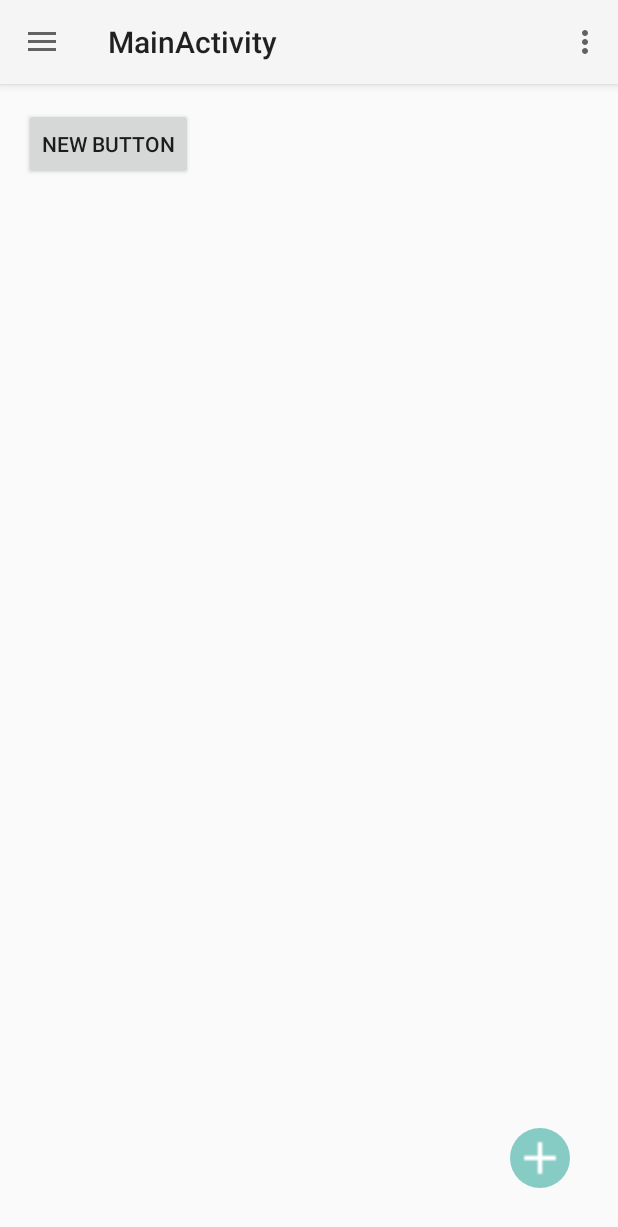
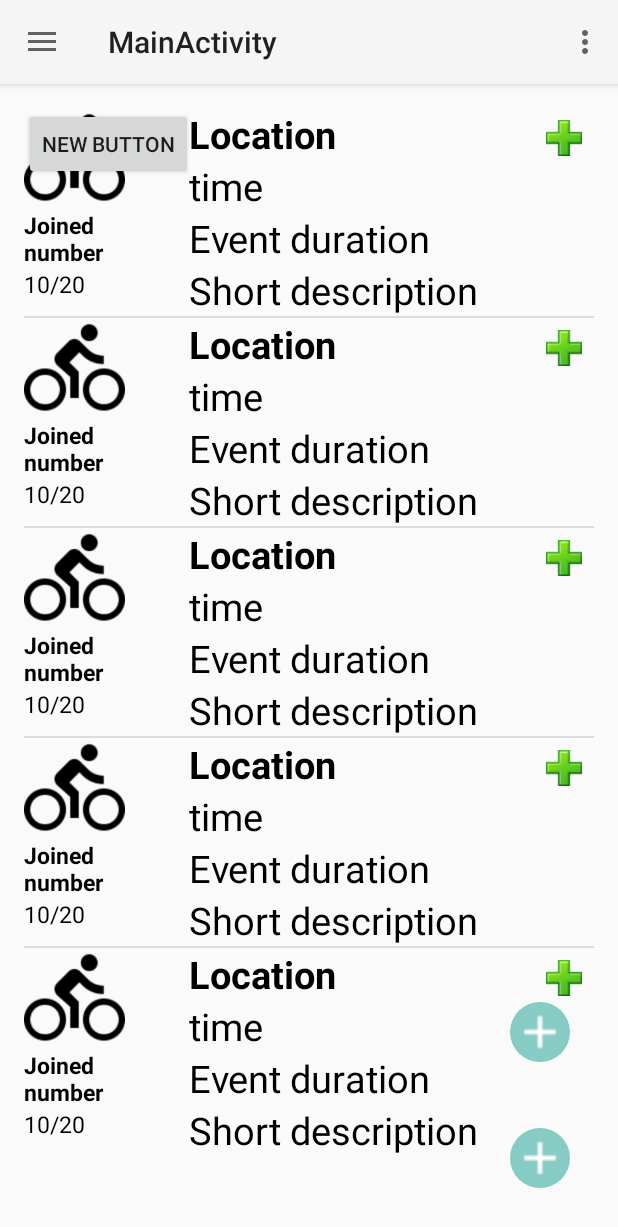
Before and after one commit to silvia104/Together-Dartmouth, an Android app: the screen it shows after launch (MainActivity), on a phone screen of 412 x 824 dp. Shown: the top 1227 px of the screen. Run offline under Robolectric (Android 15) with nearby library versions, the phone set to English and light mode, and no system bars.

Commit message:
update event listview
# Conflicts:
#	.idea/misc.xml
#	app/src/main/res/layout/content_main.xml

```diff
--- a/app/src/main/java/edu/dartmouth/cs/together/EventArrayAdapter.java
+++ b/app/src/main/java/edu/dartmouth/cs/together/EventArrayAdapter.java
@@ -63,10 +63,10 @@ public android.view.View getView(
         T t = (T)getItem(position);
         lineOneView.setText(lineOneText(t));
         lineTwoView.setText(lineTwoText(t));
-        lineOneView.setText(lineTreText(t));
-        lineTwoView.setText(lineFouText(t));
-        lineOneView.setText(lineFivText(t));
-        lineTwoView.setText(lineSixText(t));
+        lineTreView.setText(lineTreText(t));
+        lineFouView.setText(lineFouText(t));
+        lineFivView.setText(lineFivText(t));
+        lineSixView.setText(lineSixText(t));
 
         return listItemView;
         }
--- a/app/src/main/java/edu/dartmouth/cs/together/EventListFragment.java
+++ b/app/src/main/java/edu/dartmouth/cs/together/EventListFragment.java
@@ -1,8 +1,10 @@
 package edu.dartmouth.cs.together;
 
+import android.content.Context;
 import android.content.Intent;
 import android.content.IntentFilter;
 import android.os.Bundle;
+import android.preference.PreferenceManager;
 import android.support.v4.app.Fragment;
 import android.support.v4.app.LoaderManager;
 import android.support.v4.content.Loader;
@@ -12,7 +14,11 @@ import android.view.ViewGroup;
 import android.widget.AdapterView;
 import android.widget.ListView;
 
+import java.text.DecimalFormat;
 import java.util.ArrayList;
+import java.util.List;
+
+import edu.dartmouth.cs.together.data.Event;
 
 /**
  * Created by di on 2/28/2016.
@@ -22,21 +28,70 @@ public class EventListFragment extends Fragment implements LoaderManager.LoaderC
     private ListView list ;
     private EventArrayAdapter eventAdapter;
     private int current;
+    private List<Event> values;
 
     @Override
     public View onCreateView(LayoutInflater inflater, ViewGroup container,
                              Bundle savedInstanceState) {
 
-        final View view = inflater.inflate(R.layout.event_list, container, false);
+        final View view = inflater.inflate(R.layout.fragment_eventlist, container, false);
         list = (ListView) view.findViewById(R.id.event_list);
-//        eventAdapter = new EventArrayAdapter(getActivity().getApplicationContext(), new ArrayList<Int>());
+        values= new ArrayList<Event>();
+        Event e1=new Event();
+        Event e2=new Event();
+        Event e3=new Event();
+        Event e4=new Event();
+        Event e5=new Event();
+        values.add(e1);
+        values.add(e2);
+        values.add(e3);
+        values.add(e4);
+        values.add(e5);
+        eventAdapter = new eventarrayAdapter(getActivity().getApplicationContext(), values);
         list.setAdapter(eventAdapter);
         list.setOnItemClickListener(new ListClickHandler());
-        getLoaderManager().initLoader(1, null, this).forceLoad();
+//        getLoaderManager().initLoader(1, null, this).forceLoad();
 
         // register receiver
         return view;
     }
+
+    public class eventarrayAdapter extends EventArrayAdapter<Event> {
+        public eventarrayAdapter(Context context, List<Event> exercise) {
+            super(context, exercise);
+        }
+
+        @Override
+        public String lineOneText(Event e) {
+//            return e.getShortdesc();
+            return "Location";
+        }
+
+        @Override
+        public String lineTwoText(Event e) {
+//            return e.getLocation();
+            return "time";
+        }
+
+        @Override
+        public String lineTreText(Event e) {
+            return "Event duration";
+        }
+
+        @Override
+        public String lineFouText(Event e) {
+            return "Short description";
+        }
+        @Override
+        public String lineFivText(Event e) {
+            return "Joined number";
+        }
+        @Override
+        public String lineSixText(Event e) {
+            return "10/20";
+        }
+    }
+
 
     @Override
     public Loader<Object> onCreateLoader(int id, Bundle args) {
--- a/app/src/main/java/edu/dartmouth/cs/together/MainActivity.java
+++ b/app/src/main/java/edu/dartmouth/cs/together/MainActivity.java
@@ -16,9 +16,11 @@ import android.view.MenuItem;
 import android.widget.BaseAdapter;
 import android.widget.ImageButton;
 
+import com.google.android.gms.maps.MapFragment;
+
 public class MainActivity extends AppCompatActivity
         implements NavigationView.OnNavigationItemSelectedListener {
-
+    private boolean isListFragment;
     @Override
     protected void onCreate(Bundle savedInstanceState) {
         super.onCreate(savedInstanceState);
@@ -35,11 +37,39 @@ public class MainActivity extends AppCompatActivity
             }
         });
         */
+        isListFragment=true;
+        EventListFragment efrag = new EventListFragment();
+        FragmentManager manager = getSupportFragmentManager();
+        FragmentTransaction transaction = manager.beginTransaction();
+        transaction.replace(R.id.fragment_container, efrag);
+        transaction.commit();
         ImageButton addFab = (ImageButton) findViewById(R.id.fab_image_button);
+        ImageButton addFabswitch = (ImageButton) findViewById(R.id.fab_image_button2);
         addFab.setOnClickListener(new View.OnClickListener() {
             @Override
             public void onClick(View v) {
                 startActivity(new Intent(getApplicationContext(), EventEditorActivity.class));
+            }
+        });
+        addFabswitch.setOnClickListener(new View.OnClickListener() {
+            @Override
+            public void onClick(View v) {
+                if(isListFragment){
+                    EventMapFragment efrag = new EventMapFragment();
+                    FragmentManager manager = getSupportFragmentManager();
+                    FragmentTransaction transaction = manager.beginTransaction();
+                    transaction.replace(R.id.fragment_container, efrag);
+                    transaction.commit();
+                    isListFragment=!isListFragment;
+                }
+                else{
+                    EventListFragment efrag = new EventListFragment();
+                    FragmentManager manager = getSupportFragmentManager();
+                    FragmentTransaction transaction = manager.beginTransaction();
+                    transaction.replace(R.id.fragment_container, efrag);
+                    transaction.commit();
+                    isListFragment=!isListFragment;
+                }
             }
         });
         DrawerLayout drawer = (DrawerLayout) findViewById(R.id.drawer_layout);
@@ -111,11 +141,6 @@ public class MainActivity extends AppCompatActivity
             transaction.replace(R.id.fragment_container, efrag);
             transaction.commit();
         } else if (id == R.id.nav_gallery) {
-            MapFragment efrag = new MapFragment();
-            FragmentManager manager = getSupportFragmentManager();
-            FragmentTransaction transaction = manager.beginTransaction();
-            transaction.replace(R.id.fragment_container, efrag);
-            transaction.commit();
 
         } else if (id == R.id.nav_slideshow) {
 
--- a/app/src/main/java/edu/dartmouth/cs/together/data/Event.java
+++ b/app/src/main/java/edu/dartmouth/cs/together/data/Event.java
@@ -39,4 +39,9 @@ public class Event {
     public String getCategotyName() {
         return Globals.categories.get(mCategory);
     }
+
+    public String getShortdesc(){
+        return mShortDesc;
+
+    }
 }
--- a/app/src/main/res/layout/content_main.xml
+++ b/app/src/main/res/layout/content_main.xml
@@ -18,9 +18,8 @@
         android:layout_height="wrap_content"
         android:orientation="vertical">
     </LinearLayout>
-
     <ImageButton
-        android:id="@+id/fab_image_button"
+        android:id="@+id/fab_image_button2"
         android:layout_width="@dimen/fab_button_diameter"
         android:layout_height="@dimen/fab_button_diameter"
         android:layout_alignParentRight="true"
@@ -32,6 +31,18 @@
         android:src="@drawable/ic_add_white_24dp"
         android:tint="@android:color/white"/>
 
+    <ImageButton
+        android:id="@+id/fab_image_button"
+        android:layout_width="@dimen/fab_button_diameter"
+        android:layout_height="@dimen/fab_button_diameter"
+        android:layout_marginRight="@dimen/fab_margin"
+        android:background="@drawable/fab_shape"
+        android:src="@drawable/ic_add_white_24dp"
+        android:tint="@android:color/white"
+        android:layout_marginBottom="44dp"
+        android:layout_above="@+id/fab_image_button2"
+        android:layout_alignStart="@+id/fab_image_button2" />
+
 
     <Button
         android:layout_width="wrap_content"
--- a/app/src/main/res/layout/event_list.xml
+++ b/app/src/main/res/layout/event_list.xml
@@ -12,65 +12,76 @@
                 android:orientation="vertical"
                 android:layout_width="match_parent"
                 android:layout_height="wrap_content"
-                android:layout_weight="4">
+                android:layout_weight="2">
 
             <ImageView
-                android:layout_width="match_parent"
-                android:layout_height="wrap_content"
-                android:id="@+id/imageView2" />
+                android:layout_width="67dp"
+                android:layout_height="67dp"
+                android:id="@+id/imageView2"
+                android:background="@drawable/bicycle" />
 
                 <TextView android:id="@+id/etext5"
-                    android:textSize="15sp"
+                    android:textSize="15dp"
                     android:textStyle="bold"
                     android:layout_width="match_parent"
                     android:layout_height="wrap_content"
-                    android:layout_weight="1" />
+                    android:layout_weight="1"
+                    android:textColor="#000000" />
 
                 <TextView android:id="@+id/etext6"
-                    android:textSize="15sp"
+                    android:textSize="15dp"
                     android:layout_width="match_parent"
                     android:layout_height="wrap_content"
                     android:layout_weight="1"
-                    android:gravity="bottom" />
+                    android:gravity="bottom"
+                    android:textIsSelectable="true"
+                    android:textColor="#000000" />
             </LinearLayout>
 
             <LinearLayout
                 android:orientation="vertical"
                 android:layout_width="match_parent"
                 android:layout_height="wrap_content"
-                android:layout_weight="1">
+                android:layout_weight="1"
+                android:layout_marginLeft="10dp">
 
                 <TextView android:id="@+id/etext1"
                     android:textSize="25sp"
                     android:textStyle="bold"
                     android:layout_width="match_parent"
                     android:layout_height="wrap_content"
-                    android:layout_weight="1" />
+                    android:layout_weight="1"
+                    android:textColor="#000000" />
 
                 <TextView android:id="@+id/etext2"
                     android:textSize="25sp"
                     android:layout_width="match_parent"
                     android:layout_height="wrap_content"
-                    android:layout_weight="1" />
+                    android:layout_weight="1"
+                    android:textColor="#000000" />
 
                 <TextView android:id="@+id/etext3"
                     android:textSize="25sp"
                     android:layout_width="match_parent"
                     android:layout_height="wrap_content"
-                    android:layout_weight="1" />
+                    android:layout_weight="1"
+                    android:textColor="#000000" />
 
                 <TextView android:id="@+id/etext4"
                     android:textSize="25sp"
                     android:layout_width="match_parent"
                     android:layout_height="wrap_content"
-                    android:layout_weight="1" />
+                    android:layout_weight="1"
+                    android:textColor="#000000" />
 
             </LinearLayout>
 
             <ImageButton
-                android:layout_width="wrap_content"
-                android:layout_height="wrap_content"
-                android:id="@+id/imageButton" />
+                android:layout_width="40dp"
+                android:layout_height="39dp"
+                android:id="@+id/imageButton"
+                android:src="@drawable/add"
+                android:background="#00ffffff" />
 
         </LinearLayout>
 
```
Also changed, not shown: app/src/main/java/edu/dartmouth/cs/together/EventMapFragment.java (renamed from app/src/main/java/edu/dartmouth/cs/together/MapFragment.java, +6 -5 lines), app/src/main/res/drawable/add.png (added).
